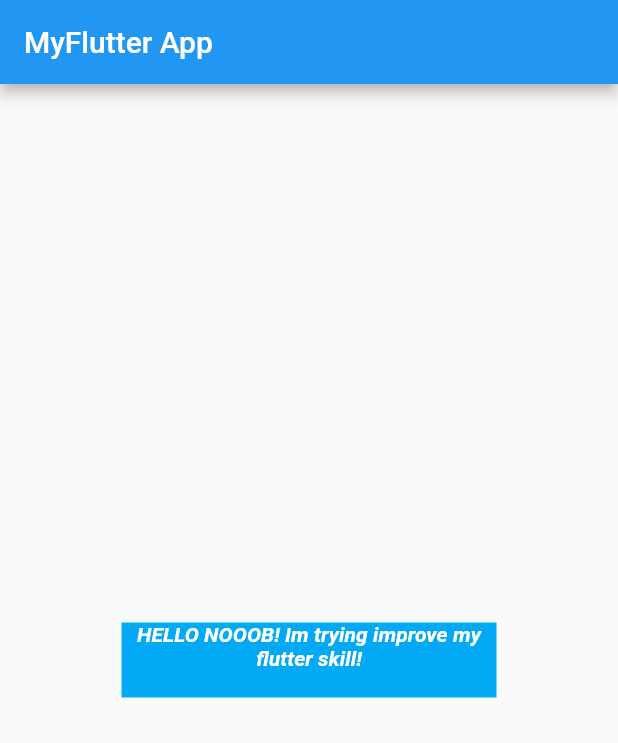
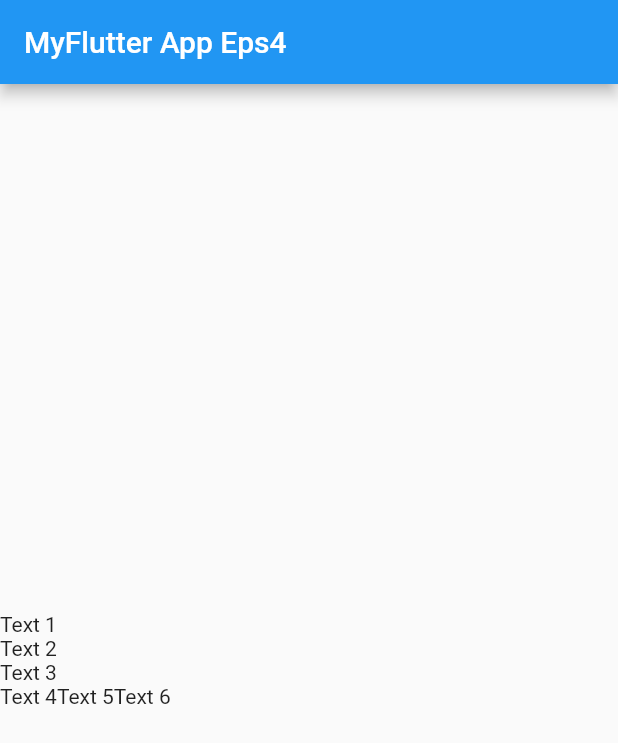
Before and after one commit to godgodwinter/flutter-basic, a Flutter app: the screen it shows after launch, on a phone screen of 412 x 824 dp. Shown: the top 743 px of the screen. Run offline on Flutter 3.47's test engine with Material 2 defaults, Android fonts, the phone set to English and light mode, and no system bars.

Commit message:
tambhkan 2 widget eps4

```diff
--- a/lib/main.dart
+++ b/lib/main.dart
@@ -10,24 +10,23 @@ class MyApp extends StatelessWidget {
     return MaterialApp(
       home: Scaffold(
         appBar: AppBar(
-          title: Text("MyFlutter App"),
+          title: Text("MyFlutter App Eps4"),
         ),
-        body: Center(
-            child: Container(
-                color: Colors.lightBlue,
-                width: 250,
-                height: 50,
-                child: Text(
-                  'HELLO NOOOB! Im trying improve my flutter skill!',
-                  overflow: TextOverflow.ellipsis, //jika terpotong akan ada ...
-                  maxLines: 2, //jumlah max ke bawah
-                  softWrap: true, //jika false maka tidak akan di wrap ke bawah
-                  textAlign: TextAlign.center, //posision rata kiri tengah kanan
-                  style: TextStyle(
-                      color: Colors.white,
-                      fontStyle: FontStyle.italic,
-                      fontWeight: FontWeight.w700),
-                ))),
+        body: Column(
+            mainAxisAlignment: MainAxisAlignment.center,
+            crossAxisAlignment: CrossAxisAlignment.start,
+            children: <Widget>[
+              Text("Text 1"),
+              Text("Text 2"),
+              Text("Text 3"),
+              Row(
+                children: <Widget>[
+                  Text("Text 4"),
+                  Text("Text 5"),
+                  Text("Text 6"),
+                ],
+              )
+            ]),
       ),
     );
   }
```
